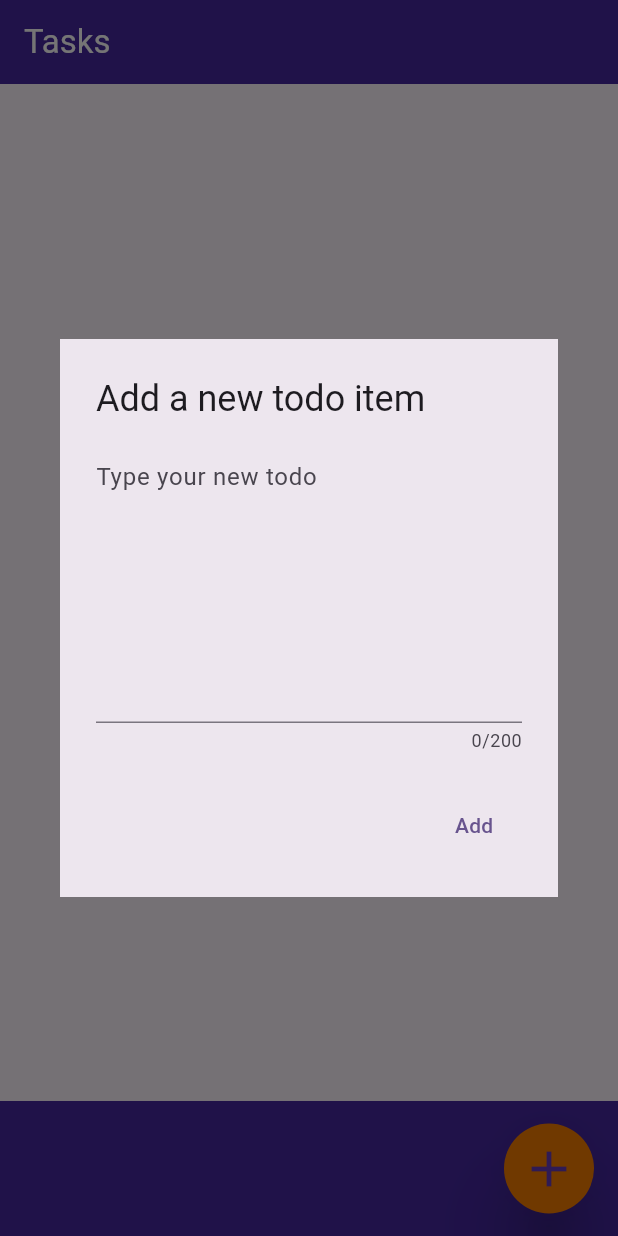
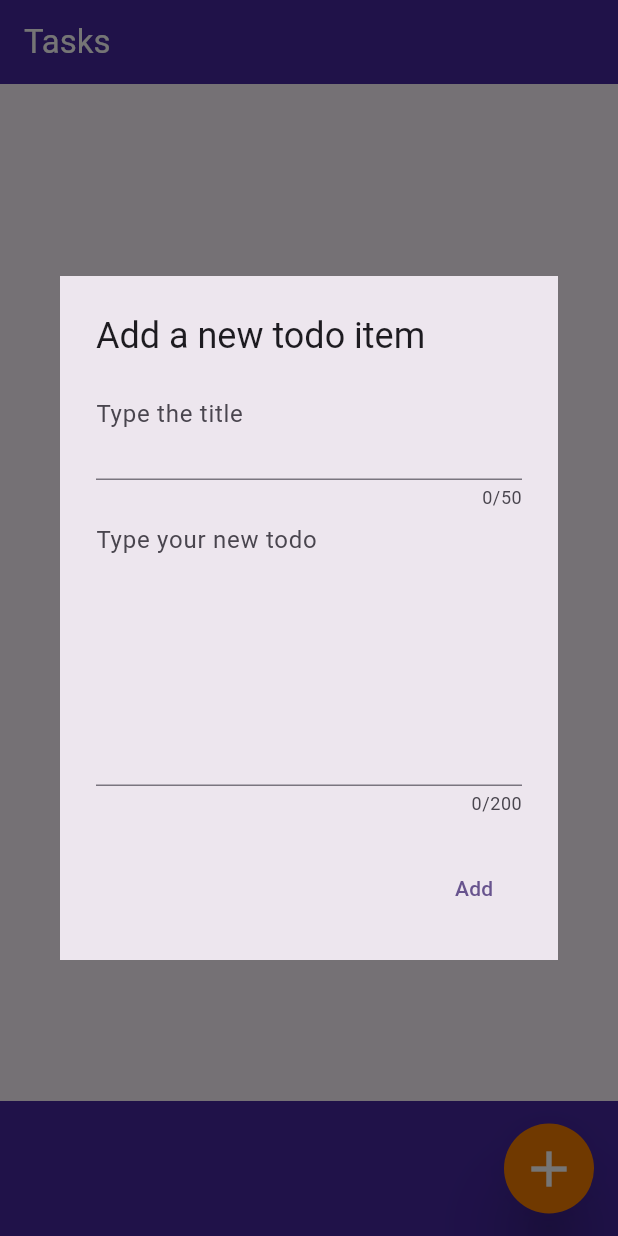
Before and after one commit to Simone-Sangiovanni/Tasks, a Flutter app: the screen it shows after launch, after a tap on the "add" icon, on a phone screen of 412 x 824 dp. Run offline on Flutter 3.47's test engine with Material 3 defaults, Android fonts, the phone set to English and light mode, and no system bars.

Commit message:
modified task list creating cards for each task

```diff
--- a/lib/bottom_app_bar/add_button.dart
+++ b/lib/bottom_app_bar/add_button.dart
@@ -33,7 +33,7 @@ class AddButton extends StatelessWidget {
       ),
       icon: const Icon(
         Icons.add,
-        color: Colors.deepPurple,
+        color: Colors.white,
         size: 40,
       ),
     );
--- a/lib/providers/task_list_model.dart
+++ b/lib/providers/task_list_model.dart
@@ -1,13 +1,13 @@
 import 'package:flutter/cupertino.dart';
 
-import '../task.dart';
+import '../tasks/task.dart';
 
 class TaskListModel extends ChangeNotifier {
   final List<Task> _tasks = <Task>[];
   List<Task> get tasks => _tasks;
 
-  void addTask(String content) {
-    _tasks.add(Task(content: content));
+  void addTask(String title, String content) {
+    _tasks.add(Task(title: title, content: content));
     notifyListeners();
   }
 }
--- a/lib/task_dialog_box.dart
+++ b/lib/task_dialog_box.dart
@@ -6,6 +6,7 @@ class TaskDialogBox extends StatelessWidget {
   TaskDialogBox({super.key});
 
   final TextEditingController _textFieldController = TextEditingController();
+  final TextEditingController _textTitleController = TextEditingController();
 
   @override
   Widget build(BuildContext context) {
@@ -16,12 +17,24 @@ class TaskDialogBox extends StatelessWidget {
         title: const Text('Add a new todo item'),
         content: SizedBox(
           width: screenWidth * 0.9,
-            child: TextField(
+          child: Column(
+            mainAxisSize: MainAxisSize.min,
+            children: [
+              TextField(
+                controller: _textTitleController,
+                decoration: const InputDecoration(hintText: 'Type the title'),
+                keyboardType: TextInputType.multiline,
+                maxLines: 2,
+                maxLength: 50,
+              ),
+              TextField(
                 controller: _textFieldController,
                 decoration: const InputDecoration(hintText: 'Type your new todo'),
                 keyboardType: TextInputType.multiline,
                 maxLines: 7,
                 maxLength: 200,
+              ),
+            ],
           ),
         ),
         shape: const LinearBorder(),
@@ -30,7 +43,7 @@ class TaskDialogBox extends StatelessWidget {
             child: const Text('Add'),
             onPressed: () {
               if(_textFieldController.text.isEmpty == false) {
-                  value.addTask(_textFieldController.text);
+                value.addTask(_textTitleController.text, _textFieldController.text);
               }
               Navigator.of(context).pop(); //after the Add button has been pressed, close the AlertDialog
             },
--- a/lib/task_list.dart
+++ b/lib/task_list.dart
@@ -1,6 +1,7 @@
 import 'package:flutter/material.dart';
 import 'package:provider/provider.dart';
 import 'package:tasks/providers/task_list_model.dart';
+import 'package:tasks/tasks/task_card.dart';
 
 class TaskList extends StatefulWidget {
   const TaskList({super.key});
@@ -17,14 +18,15 @@ class _TaskListState extends State<TaskList>{
         padding: const EdgeInsets.all(8.0),
         scrollDirection: Axis.vertical,
         children: [
-          for(var task in value.tasks) Container(
+          for(var task in value.tasks) TaskCard(task: task)
+          /*for(var task in value.tasks) Container(
             margin: const EdgeInsets.only(bottom: 8.0),
             color: Colors.red,
             alignment: Alignment.center,
             width: 500,
             height: 100,
-            child: Text(task.content),
-          ),
+            child: Text(task.title),
+          ),*/
         ],
       )
     );
--- a/lib/task.dart
+++ b/lib/tasks/task.dart
@@ -1,6 +1,7 @@
 class Task {
-  Task({required this.content});
-  bool complete = false;
+  Task({required this.content, required this.title});
+  bool completed = false;
   String content;
+  String title;
   //TODO: completed tasks must be put at the end of the task list
 }
```
Also changed, not shown: lib/tasks/task_card.dart (added, +48 -0 lines). Lines whose indentation alone changed are shown as unchanged.
